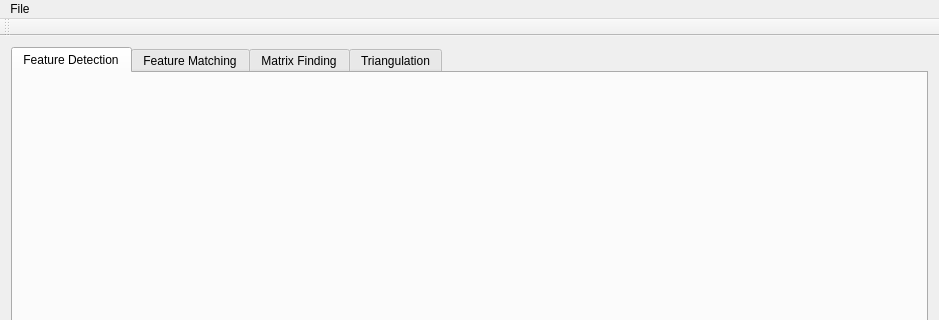
Before: the Qt Designer form src/ui/mainwindow/mainwindow.ui in flec/sfm, drawn with Qt 5; both pictures show x 0 to 939 and y 0 to 320 of the 939 by 485 pixel window.
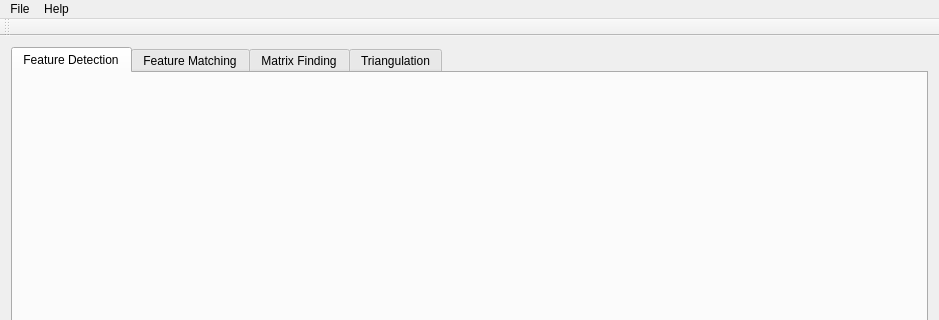
After: the same form once the commit is applied. Custom widgets are drawn as their Qt base class.

```diff
--- a/src/ui/mainwindow/mainwindow.ui
+++ b/src/ui/mainwindow/mainwindow.ui
@@ -55,7 +55,7 @@
      <x>0</x>
      <y>0</y>
      <width>939</width>
-     <height>35</height>
+     <height>29</height>
     </rect>
    </property>
    <widget class="QMenu" name="menuFile">
@@ -67,7 +67,14 @@
     <addaction name="separator"/>
     <addaction name="actionTest_it_all"/>
    </widget>
+   <widget class="QMenu" name="menuHelp">
+    <property name="title">
+     <string>Help</string>
+    </property>
+    <addaction name="actionTriangulation_QGLViewer_Help"/>
+   </widget>
    <addaction name="menuFile"/>
+   <addaction name="menuHelp"/>
   </widget>
   <widget class="QToolBar" name="mainToolBar">
    <attribute name="toolBarArea">
```
Left out of the diff: 8 changed lines with no effect on the pictures.
